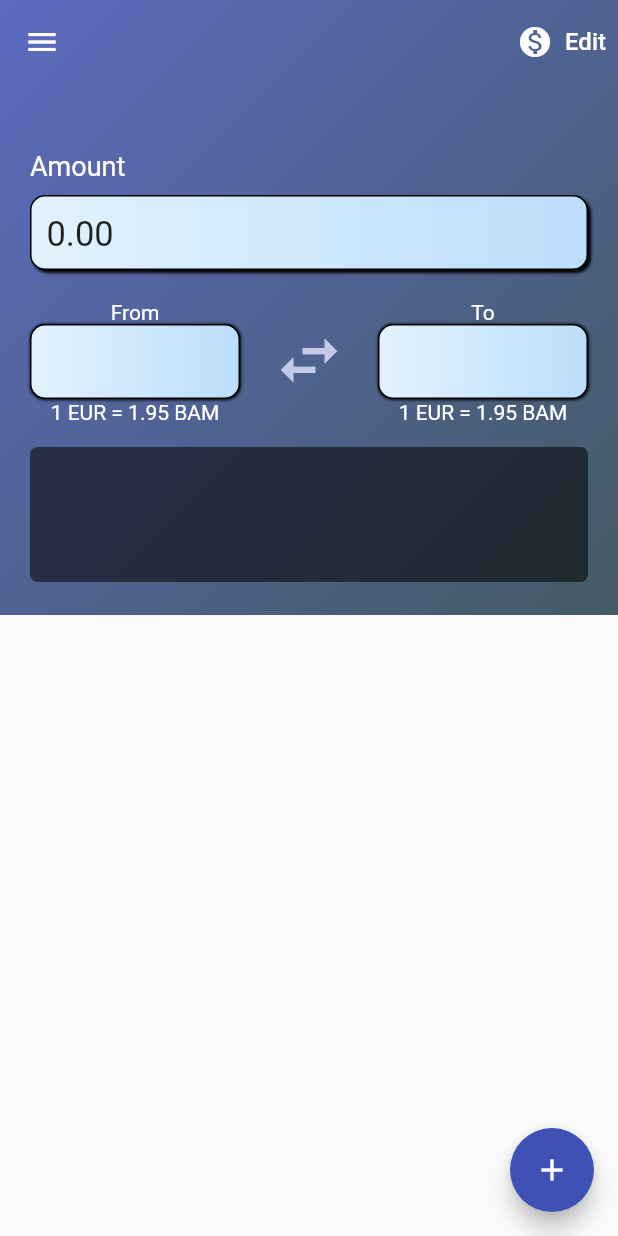
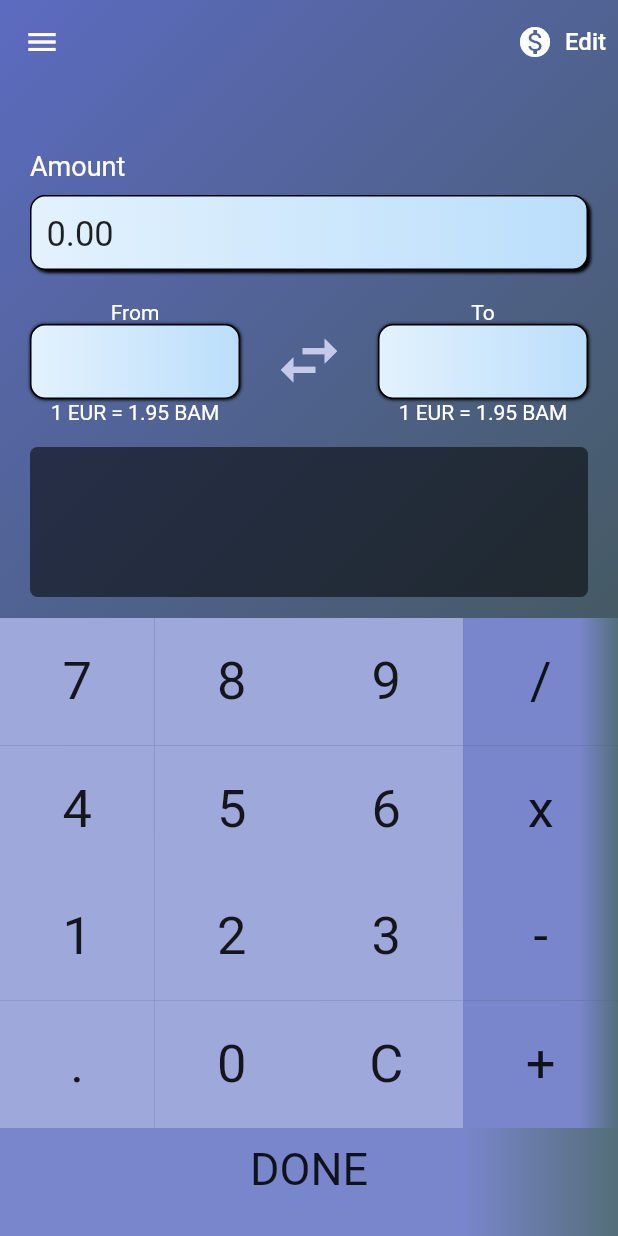
Before and after one commit to emeban44/currency_converter_app, a Flutter app: the screen it shows after launch, on a phone screen of 412 x 824 dp. Run offline on Flutter 3.47's test engine with Material 2 defaults, Android fonts, the phone set to English and light mode, and no system bars.

Commit message:
repositioned the calculator to a widget (fixed the stack)

```diff
--- a/lib/screens/home_screen.dart
+++ b/lib/screens/home_screen.dart
@@ -1,12 +1,13 @@
 import 'package:currency_converter_app/widgets/conversion/conversion_stack.dart';
 import 'package:currency_converter_app/widgets/drawer.dart';
+import 'package:currency_converter_app/widgets/home_body.dart';
 import 'package:flutter/material.dart';
 
 class HomeScreen extends StatelessWidget {
   @override
   Widget build(BuildContext context) {
     return Scaffold(
-      body: ConversionStack(),
+      body: HomeBody(),
       extendBodyBehindAppBar: true,
       drawer: MyDrawer(),
       appBar: AppBar(
@@ -22,11 +23,11 @@ class HomeScreen extends StatelessWidget {
         ],
       ),
       resizeToAvoidBottomInset: false,
-      floatingActionButton: FloatingActionButton(
-        onPressed: () {},
-        child: Icon(Icons.add),
-        backgroundColor: Colors.indigo,
-      ),
+      // floatingActionButton: FloatingActionButton(
+      //   onPressed: () {},
+      //   child: Icon(Icons.add),
+      //   backgroundColor: Colors.indigo,
+      // ),
     );
   }
 }
--- a/lib/widgets/amount/amount_input_field.dart
+++ b/lib/widgets/amount/amount_input_field.dart
@@ -5,8 +5,7 @@ class AmountInputField extends StatelessWidget {
   @override
   Widget build(BuildContext context) {
     FocusNode _node;
-    return Flexible(
-      child: Container(
+    return Container(
       height: 50,
       padding: const EdgeInsets.only(left: 10),
       margin: const EdgeInsets.only(left: 20, right: 20),
@@ -44,7 +43,6 @@ class AmountInputField extends StatelessWidget {
           border: InputBorder.none,
         ),
       ),
-      ),
     );
   }
 }
--- a/lib/widgets/amount/amount_text.dart
+++ b/lib/widgets/amount/amount_text.dart
@@ -3,14 +3,12 @@ import 'package:flutter/material.dart';
 class AmountText extends StatelessWidget {
   @override
   Widget build(BuildContext context) {
-    return Flexible(
-      child: Container(
-        margin: const EdgeInsets.only(top: 100, left: 20),
-        height: 30,
-        child: Text(
-          'Amount',
-          style: TextStyle(color: Colors.white, fontSize: 18),
-        ),
+    return Container(
+      margin: const EdgeInsets.only(top: 100, left: 20),
+      height: 30,
+      child: Text(
+        'Amount',
+        style: TextStyle(color: Colors.white, fontSize: 18),
       ),
     );
   }
--- a/lib/widgets/calculator/custom_calculator.dart
+++ b/lib/widgets/calculator/custom_calculator.dart
@@ -6,7 +6,7 @@ class CustomCalculator extends StatelessWidget {
   @override
   Widget build(BuildContext context) {
     return Container(
-      height: MediaQuery.of(context).size.height * 0.52,
+      height: MediaQuery.of(context).size.height * 0.50,
       decoration: BoxDecoration(
           gradient: LinearGradient(
         begin: Alignment.bottomLeft,
--- a/lib/widgets/conversion/conversion_output_box.dart
+++ b/lib/widgets/conversion/conversion_output_box.dart
@@ -3,15 +3,13 @@ import 'package:flutter/material.dart';
 class ConversionOutputBox extends StatelessWidget {
   @override
   Widget build(BuildContext context) {
-    return Flexible(
-      child: Container(
-          height: 90,
-          width: double.infinity,
-          margin: const EdgeInsets.only(top: 15, left: 20, right: 20),
-          decoration: BoxDecoration(
-            color: Colors.black54,
-            borderRadius: BorderRadius.circular(5),
-          )),
-    );
+    return Container(
+        height: 100,
+        //  width: double.infinity,
+        margin: const EdgeInsets.only(top: 15, left: 20, right: 20),
+        decoration: BoxDecoration(
+          color: Colors.black54,
+          borderRadius: BorderRadius.circular(5),
+        ));
   }
 }
--- a/lib/widgets/conversion/conversion_stack.dart
+++ b/lib/widgets/conversion/conversion_stack.dart
@@ -1,5 +1,6 @@
 import 'package:currency_converter_app/widgets/amount/amount_input_field.dart';
 import 'package:currency_converter_app/widgets/amount/amount_text.dart';
+import 'package:currency_converter_app/widgets/calculator/custom_calculator.dart';
 import 'package:currency_converter_app/widgets/conversion/conversion_output_box.dart';
 import 'package:currency_converter_app/widgets/conversion/conversion_row.dart';
 import 'package:currency_converter_app/widgets/stack_background.dart';
@@ -8,7 +9,10 @@ import 'package:flutter/material.dart';
 class ConversionStack extends StatelessWidget {
   @override
   Widget build(BuildContext context) {
-    return Stack(
+    return Container(
+      padding: const EdgeInsets.all(0),
+      height: MediaQuery.of(context).size.height * 0.50,
+      child: Stack(
         children: [
           StackBackground(),
           Column(
@@ -18,9 +22,11 @@ class ConversionStack extends StatelessWidget {
               AmountInputField(),
               ConversionRow(),
               ConversionOutputBox(),
+              //  CustomCalculator(),
             ],
           ),
         ],
+      ),
     );
   }
 }
--- /dev/null
+++ b/lib/widgets/home_body.dart
@@ -0,0 +1,22 @@
+import 'package:currency_converter_app/widgets/calculator/custom_calculator.dart';
+import 'package:currency_converter_app/widgets/conversion/conversion_stack.dart';
+import 'package:flutter/material.dart';
+
+class HomeBody extends StatelessWidget {
+  @override
+  Widget build(BuildContext context) {
+    return Column(
+      mainAxisSize: MainAxisSize.min,
+      children: [
+        Flexible(
+          child: ConversionStack(),
+          fit: FlexFit.loose,
+        ),
+        Flexible(
+          child: CustomCalculator(),
+          fit: FlexFit.loose,
+        )
+      ],
+    );
+  }
+}
--- a/lib/widgets/stack_background.dart
+++ b/lib/widgets/stack_background.dart
@@ -4,7 +4,7 @@ class StackBackground extends StatelessWidget {
   @override
   Widget build(BuildContext context) {
     return Container(
-      height: 410,
+      height: MediaQuery.of(context).size.height * 0.50,
       width: double.infinity,
       decoration: BoxDecoration(
         gradient: LinearGradient(
```
Lines whose indentation alone changed are shown as unchanged.
